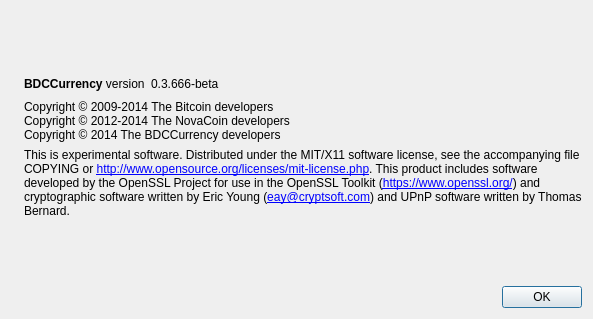
First picture: the form in src/qt/forms/aboutdialog.ui, repository bdcctech/bdcc, before the edit.
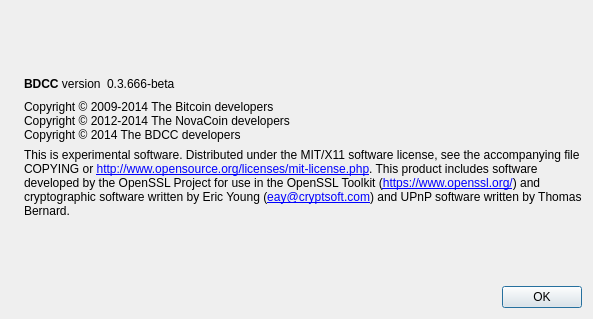
Second picture: the form after the edit. Icons and pictures are not drawn.

Diff of the .ui file:
```diff
--- a/src/qt/forms/aboutdialog.ui
+++ b/src/qt/forms/aboutdialog.ui
@@ -50,7 +50,7 @@
           <cursorShape>IBeamCursor</cursorShape>
          </property>
          <property name="text">
-          <string>&lt;b&gt;BDCCurrency&lt;/b&gt; version</string>
+          <string>&lt;b&gt;BDCC&lt;/b&gt; version</string>
          </property>
          <property name="textInteractionFlags">
           <set>Qt::LinksAccessibleByMouse|Qt::TextSelectableByKeyboard|Qt::TextSelectableByMouse</set>
@@ -93,7 +93,7 @@
        <property name="text">
         <string>Copyright © 2009-2014 The Bitcoin developers
 Copyright © 2012-2014 The NovaCoin developers
-Copyright © 2014 The BDCCurrency developers</string>
+Copyright © 2014 The BDCC developers</string>
        </property>
        <property name="textInteractionFlags">
         <set>Qt::LinksAccessibleByMouse|Qt::TextSelectableByKeyboard|Qt::TextSelectableByMouse</set>
```
Left out of the diff: 2 changed lines with no effect on the pictures.
